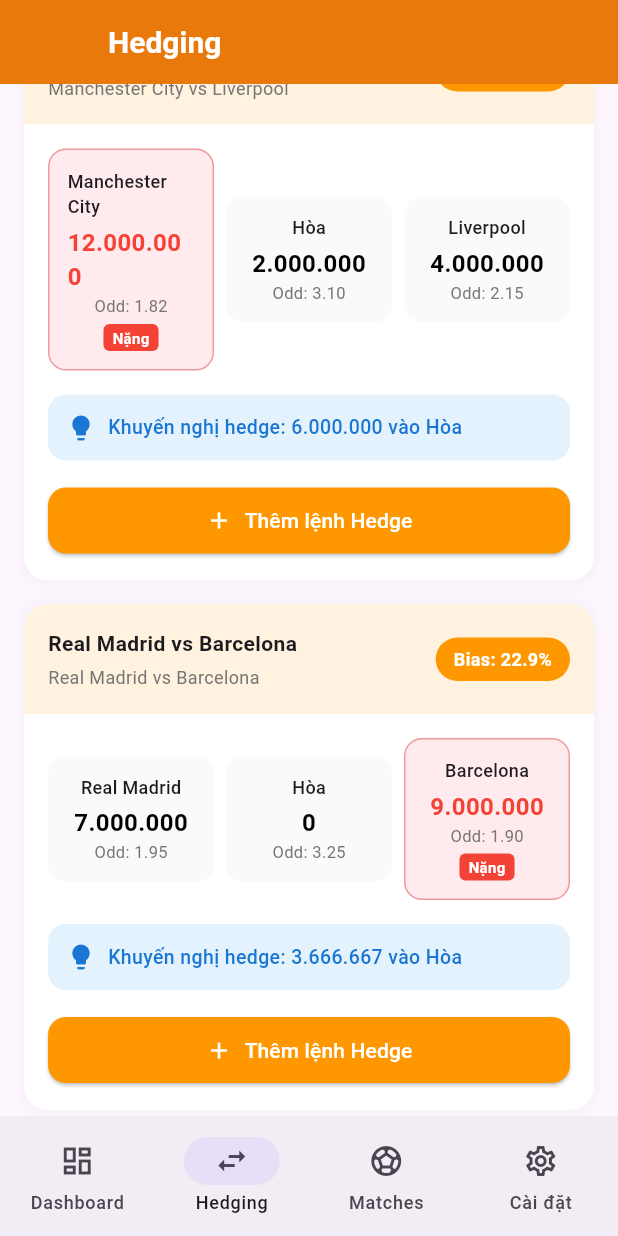
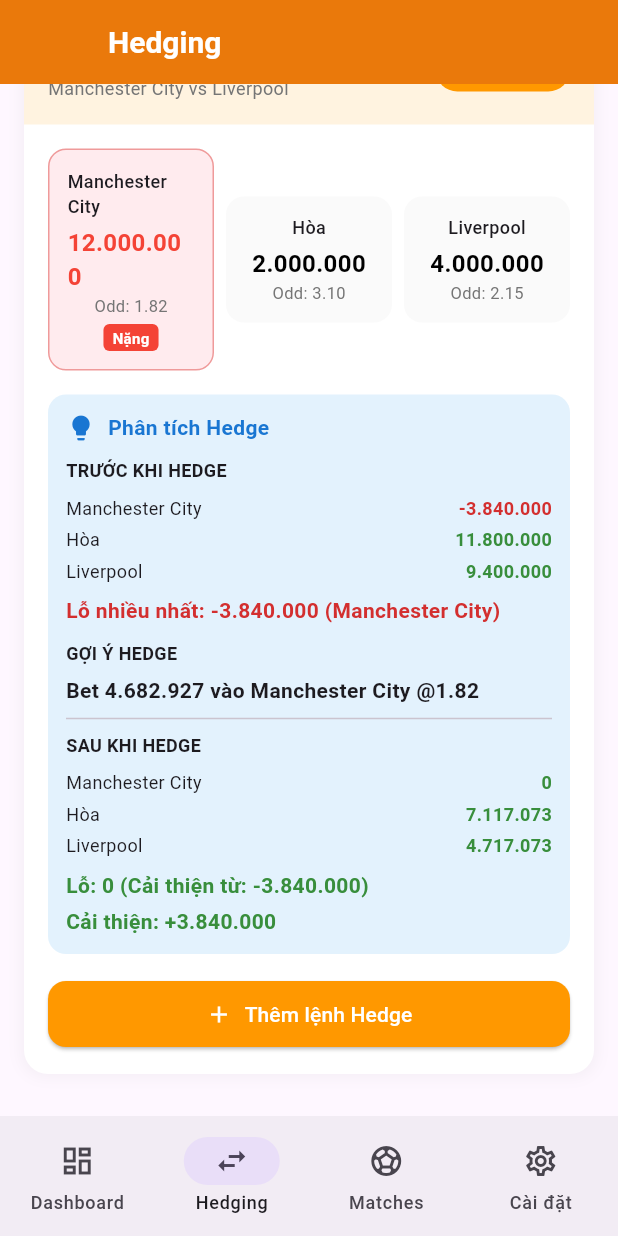
Before and after one commit to DEVANGRY/Flutter_Tool_Football_Tz, a Flutter app: the screen it shows after launch, item 2 of the bottom bar chosen, scrolled down 480 dp, on a phone screen of 412 x 824 dp. Run offline on Flutter 3.47's test engine with Material 3 defaults, Android fonts, the phone set to English and light mode, and no system bars.

Commit message:
sửa logic hedge và thêm hiển thị gợi ý thống kê khi hedge

```diff
--- a/lib/main.dart
+++ b/lib/main.dart
@@ -1,4 +1,4 @@
-library bookie_management_app;
+library;
 
 import 'package:flutter/material.dart';
 import 'models/match_item.dart';
--- a/lib/models/bet_entry.dart
+++ b/lib/models/bet_entry.dart
@@ -1,4 +1,3 @@
-import 'package:flutter/material.dart';
 
 enum BetSide { teamA, teamB, draw }
 
--- a/lib/pages/hedging_page.dart
+++ b/lib/pages/hedging_page.dart
@@ -438,32 +438,7 @@
           ),
 
           // Hedge amount recommendation
-          Container(
-            margin: const EdgeInsets.symmetric(horizontal: 16),
-            padding: const EdgeInsets.all(12),
-            decoration: BoxDecoration(
-              color: Colors.blue.shade50,
-              borderRadius: BorderRadius.circular(12),
-            ),
-            child: Row(
-              children: [
-                Icon(Icons.lightbulb, color: Colors.blue.shade700, size: 20),
-                const SizedBox(width: 8),
-                Expanded(
-                  child: Text(
-                    risk.heavySide == null
-                        ? 'Phân bổ cược đang cân bằng, chưa cần hedge thêm.'
-                        : 'Khuyến nghị hedge: ${money(risk.hedgeAmount)} vào ${_sideDisplayName(_defaultHedgeSide(risk))}',
-                    style: TextStyle(
-                      fontSize: 13,
-                      color: Colors.blue.shade700,
-                      fontWeight: FontWeight.w500,
-                    ),
-                  ),
-                ),
-              ],
-            ),
-          ),
+          _hedgeInsightBlock(risk),
 
           // Nút thêm hedge order
           Padding(
@@ -656,7 +631,8 @@
   void _showAddHedgeDialog(BuildContext context) {
     String selectedBookie = widget.bookies.first;
     final currentRisk = RiskEngine.calculateRisk(widget.match, widget.riskThreshold);
-    BetSide selectedSide = _defaultHedgeSide(currentRisk);
+    BetSide selectedSide = currentRisk.worstSide ?? BetSide.teamA;
+    bool simulateHedge = true;
     final amountController = TextEditingController(
       text: currentRisk.hedgeAmount.toStringAsFixed(0),
     );
@@ -774,6 +750,28 @@
                 ),
                 const SizedBox(height: 16),
 
+                Row(
+                  children: [
+                    Switch(
+                      value: simulateHedge,
+                      onChanged: (value) {
+                        setModalState(() {
+                          simulateHedge = value;
+                        });
+                      },
+                      activeThumbColor: Colors.orange,
+                    ),
+                    const SizedBox(width: 8),
+                    const Expanded(
+                      child: Text(
+                        "Simulate Hedge",
+                        style: TextStyle(fontWeight: FontWeight.w500),
+                      ),
+                    ),
+                  ],
+                ),
+                const SizedBox(height: 8),
+
                 // Nhập số tiền
                 const Text(
                   "Số tiền",
@@ -783,6 +781,7 @@
                 TextField(
                   controller: amountController,
                   keyboardType: TextInputType.number,
+                  onChanged: (_) => setModalState(() {}),
                   decoration: InputDecoration(
                     prefixText: "₫ ",
                     border: OutlineInputBorder(
@@ -793,6 +792,27 @@
                       vertical: 12,
                     ),
                   ),
+                ),
+                const SizedBox(height: 12),
+                Builder(
+                  builder: (context) {
+                    final amount = double.tryParse(amountController.text) ?? 0;
+                    final selectedOdd = _oddOf(selectedSide);
+                    final simulated = simulateHedge
+                        ? _simulateRisk(
+                            currentRisk,
+                            selectedSide,
+                            amount,
+                            selectedOdd,
+                          )
+                        : currentRisk;
+                    return _hedgeInsightBlock(
+                      simulated,
+                      margin: EdgeInsets.zero,
+                      header: "Preview",
+                      showRawBeforeAfterLabel: false,
+                    );
+                  },
                 ),
                 const SizedBox(height: 24),
 
@@ -879,29 +899,6 @@
     );
   }
 
-  BetSide _defaultHedgeSide(RiskMetrics risk) {
-    final candidates = <BetSide>[
-      BetSide.teamA,
-      BetSide.teamB,
-      BetSide.draw,
-    ].where((side) => side != risk.heavySide).toList();
-
-    if (candidates.isEmpty) {
-      return BetSide.teamA;
-    }
-
-    candidates.sort((a, b) => _poolOf(a).compareTo(_poolOf(b)));
-    return candidates.first;
-  }
-
-  double _poolOf(BetSide side) {
-    return switch (side) {
-      BetSide.teamA => widget.match.poolA,
-      BetSide.teamB => widget.match.poolB,
-      BetSide.draw => widget.match.poolDraw,
-    };
-  }
-
   String _sideDisplayName(BetSide side) {
     return switch (side) {
       BetSide.teamA => widget.match.nameTeamA,
@@ -909,4 +906,165 @@
       BetSide.draw => 'Hòa',
     };
   }
+
+  double _oddOf(BetSide side) {
+    return switch (side) {
+      BetSide.teamA => widget.match.oddA,
+      BetSide.teamB => widget.match.oddB,
+      BetSide.draw => widget.match.oddDraw,
+    };
+  }
+
+  Widget _hedgeInsightBlock(
+    RiskMetrics risk, {
+    EdgeInsetsGeometry margin = const EdgeInsets.symmetric(horizontal: 16),
+    String header = "Phân tích Hedge",
+    bool showRawBeforeAfterLabel = true,
+  }) {
+    return Container(
+      margin: margin,
+      padding: const EdgeInsets.all(12),
+      decoration: BoxDecoration(
+        color: Colors.blue.shade50,
+        borderRadius: BorderRadius.circular(12),
+      ),
+      child: Column(
+        crossAxisAlignment: CrossAxisAlignment.start,
+        children: [
+          Row(
+            children: [
+              Icon(Icons.lightbulb, color: Colors.blue.shade700, size: 20),
+              const SizedBox(width: 8),
+              Text(
+                header,
+                style: TextStyle(
+                  color: Colors.blue.shade700,
+                  fontWeight: FontWeight.bold,
+                ),
+              ),
+            ],
+          ),
+          const SizedBox(height: 10),
+          Text(
+            showRawBeforeAfterLabel ? "TRƯỚC KHI HEDGE" : "BEFORE",
+            style: const TextStyle(fontSize: 12, fontWeight: FontWeight.bold),
+          ),
+          const SizedBox(height: 6),
+          _pnlRow(label: widget.match.nameTeamA, value: risk.profitA),
+          _pnlRow(label: "Hòa", value: risk.profitDraw),
+          _pnlRow(label: widget.match.nameTeamB, value: risk.profitB),
+          const SizedBox(height: 6),
+          Text(
+            "Lỗ nhiều nhất: ${money(risk.worstLoss)} (${_sideDisplayName(risk.worstSide ?? BetSide.teamA)})",
+            style: TextStyle(
+              fontWeight: FontWeight.bold,
+              color: Colors.red.shade700,
+            ),
+          ),
+          const SizedBox(height: 10),
+          Text(
+            "GỢI Ý HEDGE",
+            style: const TextStyle(fontSize: 12, fontWeight: FontWeight.bold),
+          ),
+          const SizedBox(height: 6),
+          Text(
+            risk.worstSide == null || risk.hedgeAmount <= 0
+                ? "Không cần hedge thêm."
+                : "Bet ${money(risk.hedgeAmount)} vào ${_sideDisplayName(risk.worstSide!)} @${risk.hedgeOdd.toStringAsFixed(2)}",
+            style: const TextStyle(fontWeight: FontWeight.w600),
+          ),
+          const Divider(height: 18),
+          Text(
+            showRawBeforeAfterLabel ? "SAU KHI HEDGE" : "AFTER",
+            style: const TextStyle(fontSize: 12, fontWeight: FontWeight.bold),
+          ),
+          const SizedBox(height: 6),
+          _pnlRow(label: widget.match.nameTeamA, value: risk.afterProfitA),
+          _pnlRow(label: "Hòa", value: risk.afterProfitDraw),
+          _pnlRow(label: widget.match.nameTeamB, value: risk.afterProfitB),
+          const SizedBox(height: 6),
+          Text(
+            "Lỗ: ${money(risk.afterWorstLoss)} (Cải thiện từ: ${money(risk.worstLoss)})",
+            style: TextStyle(
+              fontWeight: FontWeight.bold,
+              color: risk.improvement > 0 ? Colors.green.shade700 : Colors.red.shade700,
+            ),
+          ),
+          const SizedBox(height: 4),
+          Text(
+            "Cải thiện: +${money(risk.improvement)}",
+            style: TextStyle(
+              fontWeight: FontWeight.w600,
+              color: risk.improvement > 0 ? Colors.green.shade700 : Colors.red.shade700,
+            ),
+          ),
+        ],
+      ),
+    );
+  }
+
+  Widget _pnlRow({required String label, required double value}) {
+    final isProfit = value >= 0;
+    return Padding(
+      padding: const EdgeInsets.symmetric(vertical: 2),
+      child: Row(
+        children: [
+          Expanded(child: Text(label, style: const TextStyle(fontSize: 12))),
+          Text(
+            money(value),
+            style: TextStyle(
+              fontSize: 12,
+              fontWeight: FontWeight.w700,
+              color: isProfit ? Colors.green.shade700 : Colors.red.shade700,
+            ),
+          ),
+        ],
+      ),
+    );
+  }
+
+  RiskMetrics _simulateRisk(
+    RiskMetrics base,
+    BetSide side,
+    double amount,
+    double odd,
+  ) {
+    final safeAmount = amount < 0 ? 0.0 : amount;
+    final safeOdd = odd <= 1 ? 1.01 : odd;
+
+    double calcAfter(BetSide outcome, double oldProfit) {
+      if (safeAmount <= 0) {
+        return oldProfit;
+      }
+      if (outcome == side) {
+        return oldProfit + (safeAmount * (safeOdd - 1));
+      }
+      return oldProfit - safeAmount;
+    }
+
+    final afterA = calcAfter(BetSide.teamA, base.profitA);
+    final afterDraw = calcAfter(BetSide.draw, base.profitDraw);
+    final afterB = calcAfter(BetSide.teamB, base.profitB);
+    final afterWorst = [afterA, afterDraw, afterB].reduce(
+      (a, b) => a <= b ? a : b,
+    );
+
+    return RiskMetrics(
+      profitA: base.profitA,
+      profitDraw: base.profitDraw,
+      profitB: base.profitB,
+      worstLoss: base.worstLoss,
+      worstSide: side,
+      hedgeAmount: safeAmount,
+      hedgeOdd: safeOdd,
+      afterProfitA: afterA,
+      afterProfitDraw: afterDraw,
+      afterProfitB: afterB,
+      afterWorstLoss: afterWorst,
+      improvement: afterWorst - base.worstLoss,
+      biasPercent: base.biasPercent,
+      shouldHedge: base.shouldHedge,
+      heavySide: side,
+    );
+  }
 }
--- a/lib/pages/match_detail_page.dart
+++ b/lib/pages/match_detail_page.dart
@@ -66,7 +66,7 @@
                 : ListView.separated(
                     padding: const EdgeInsets.all(16),
                     itemCount: displayBets.length,
-                    separatorBuilder: (_, __) => const SizedBox(height: 10),
+                    separatorBuilder: (_, _) => const SizedBox(height: 10),
                     itemBuilder: (context, index) {
                       final bet = displayBets[index];
                       return _BetTile(match: match, bet: bet, index: index);
--- a/lib/pages/scenario_detail_page.dart
+++ b/lib/pages/scenario_detail_page.dart
@@ -1,5 +1,4 @@
 import 'package:flutter/material.dart';
-import 'package:first_block/models/match_item.dart';
 import 'package:first_block/utils/format.dart';
 
 class ScenarioDetailPage extends StatelessWidget {
@@ -129,7 +128,7 @@
                         children: [
                           Text(e.key, style: const TextStyle(fontSize: 13)),
                           Text(
-                            "${e.value.toStringAsFixed(2)}",
+                            e.value.toStringAsFixed(2),
                             style: const TextStyle(
                               fontSize: 13,
                               fontWeight: FontWeight.w600,
--- a/lib/services/risk_engine.dart
+++ b/lib/services/risk_engine.dart
@@ -2,55 +2,137 @@
 import '../models/bet_entry.dart';
 
 class RiskMetrics {
+  final double profitA;
+  final double profitDraw;
+  final double profitB;
+  final double worstLoss;
+  final BetSide? worstSide;
+  final double hedgeAmount;
+  final double hedgeOdd;
+  final double afterProfitA;
+  final double afterProfitDraw;
+  final double afterProfitB;
+  final double afterWorstLoss;
+  final double improvement;
   final double biasPercent;
   final bool shouldHedge;
-  final double hedgeAmount;
   final BetSide? heavySide;
 
   RiskMetrics({
+    required this.profitA,
+    required this.profitDraw,
+    required this.profitB,
+    required this.worstLoss,
+    required this.worstSide,
     required this.biasPercent,
     required this.shouldHedge,
     required this.hedgeAmount,
+    required this.hedgeOdd,
+    required this.afterProfitA,
+    required this.afterProfitDraw,
+    required this.afterProfitB,
+    required this.afterWorstLoss,
+    required this.improvement,
     required this.heavySide,
   });
 }
 
 class RiskEngine {
   static RiskMetrics calculateRisk(MatchItem match, double threshold) {
-    final exposures = <BetSide, double>{
-      BetSide.teamA: match.poolA,
-      BetSide.teamB: match.poolB,
-      BetSide.draw: match.poolDraw,
+    final totalPool = match.poolA + match.poolDraw + match.poolB;
+
+    final profitA = totalPool - (match.poolA * match.oddA);
+    final profitDraw = totalPool - (match.poolDraw * match.oddDraw);
+    final profitB = totalPool - (match.poolB * match.oddB);
+
+    final profits = <BetSide, double>{
+      BetSide.teamA: profitA,
+      BetSide.draw: profitDraw,
+      BetSide.teamB: profitB,
     };
 
-    final total = exposures.values.fold<double>(
-      0.0,
-      (sum, value) => sum + value,
+    final worstEntry = profits.entries.reduce(
+      (current, next) => current.value <= next.value ? current : next,
+    );
+    final worstSide = worstEntry.key;
+    final worstLoss = worstEntry.value;
+
+    final hedgeOdd = _oddOf(match, worstSide);
+    final shouldHedge = worstLoss < 0;
+    final hedgeAmount = shouldHedge && hedgeOdd > 1
+        ? worstLoss.abs() / (hedgeOdd - 1)
+        : 0.0;
+
+    final afterProfitA = _afterProfit(
+      side: BetSide.teamA,
+      oldProfit: profitA,
+      worstSide: worstSide,
+      hedgeAmount: hedgeAmount,
+      hedgeOdd: hedgeOdd,
+    );
+    final afterProfitDraw = _afterProfit(
+      side: BetSide.draw,
+      oldProfit: profitDraw,
+      worstSide: worstSide,
+      hedgeAmount: hedgeAmount,
+      hedgeOdd: hedgeOdd,
+    );
+    final afterProfitB = _afterProfit(
+      side: BetSide.teamB,
+      oldProfit: profitB,
+      worstSide: worstSide,
+      hedgeAmount: hedgeAmount,
+      hedgeOdd: hedgeOdd,
     );
 
-    if (total == 0) {
-      return RiskMetrics(
-        biasPercent: 0.0,
-        shouldHedge: false,
-        hedgeAmount: 0.0,
-        heavySide: null,
-      );
-    }
-
-    final heavyEntry = exposures.entries.reduce(
-      (current, next) => current.value >= next.value ? current : next,
+    final afterWorstLoss = [afterProfitA, afterProfitDraw, afterProfitB].reduce(
+      (current, next) => current <= next ? current : next,
     );
-
-    final double idealPerSide = total / exposures.length;
-    final double excess = heavyEntry.value - idealPerSide;
-    final double bias =
-        excess <= 0 ? 0.0 : ((excess / total) * 100).toDouble();
+    final improvement = afterWorstLoss - worstLoss;
+    final biasPercent = totalPool > 0
+        ? (worstLoss.abs() / totalPool) * 100
+        : 0.0;
 
     return RiskMetrics(
-      biasPercent: bias.toDouble(),
-      shouldHedge: bias > threshold,
-      hedgeAmount: (excess <= 0 ? 0.0 : excess).toDouble(),
-      heavySide: excess <= 0 ? null : heavyEntry.key,
+      profitA: profitA,
+      profitDraw: profitDraw,
+      profitB: profitB,
+      worstLoss: worstLoss,
+      worstSide: worstSide,
+      biasPercent: biasPercent,
+      shouldHedge: shouldHedge && biasPercent > threshold,
+      hedgeAmount: hedgeAmount,
+      hedgeOdd: hedgeOdd,
+      afterProfitA: afterProfitA,
+      afterProfitDraw: afterProfitDraw,
+      afterProfitB: afterProfitB,
+      afterWorstLoss: afterWorstLoss,
+      improvement: improvement,
+      heavySide: shouldHedge ? worstSide : null,
     );
   }
+
+  static double _oddOf(MatchItem match, BetSide side) {
+    return switch (side) {
+      BetSide.teamA => match.oddA,
+      BetSide.draw => match.oddDraw,
+      BetSide.teamB => match.oddB,
+    };
+  }
+
+  static double _afterProfit({
+    required BetSide side,
+    required double oldProfit,
+    required BetSide worstSide,
+    required double hedgeAmount,
+    required double hedgeOdd,
+  }) {
+    if (hedgeAmount <= 0) {
+      return oldProfit;
+    }
+    if (side == worstSide) {
+      return oldProfit + (hedgeAmount * (hedgeOdd - 1));
+    }
+    return oldProfit - hedgeAmount;
+  }
 }
--- a/lib/utils/format.dart
+++ b/lib/utils/format.dart
@@ -4,7 +4,7 @@
 
 String money(double value) {
   final formatter = NumberFormat('#,###', 'vi_VN');
-  return '${formatter.format(value)}';
+  return formatter.format(value);
 }
 
 String sideLabel(dynamic side) {
--- a/lib/widgets/exposure_bar.dart
+++ b/lib/widgets/exposure_bar.dart
@@ -44,7 +44,7 @@
         children: [
           Row(
             children: [
-              Expanded(child: Text("$label")),
+              Expanded(child: Text(label)),
               Text("${(percent * 100).toStringAsFixed(1)}% • ${money(value)}"),
             ],
           ),
--- a/lib/widgets/match_card.dart
+++ b/lib/widgets/match_card.dart
@@ -100,7 +100,7 @@
               children: [
                 _info(
                   "Tổng Tiền Kèo",
-                  "${money(calculateTotalBetAmount(match))}",
+                  money(calculateTotalBetAmount(match)),
                 ),
                 _info("Pool ${match.nameTeamA}", money(match.poolA)),
                 _info("Pool ${match.nameTeamB}", money(match.poolB)),
```
